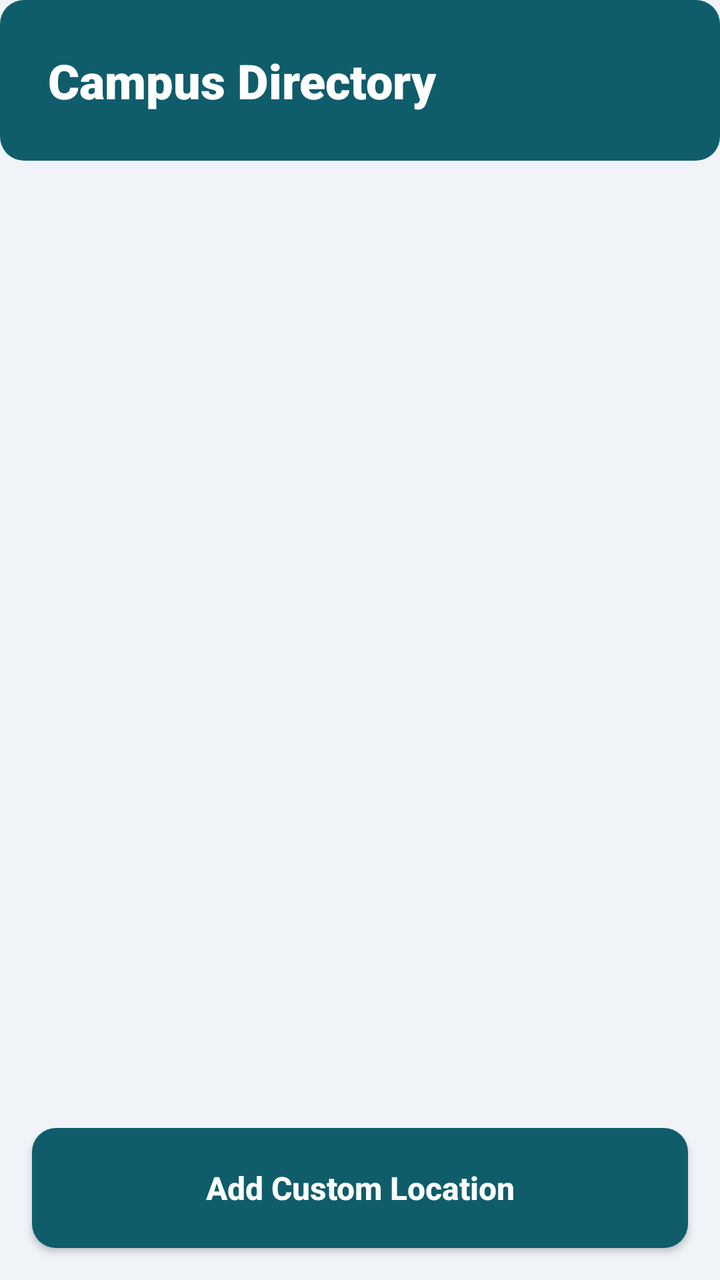
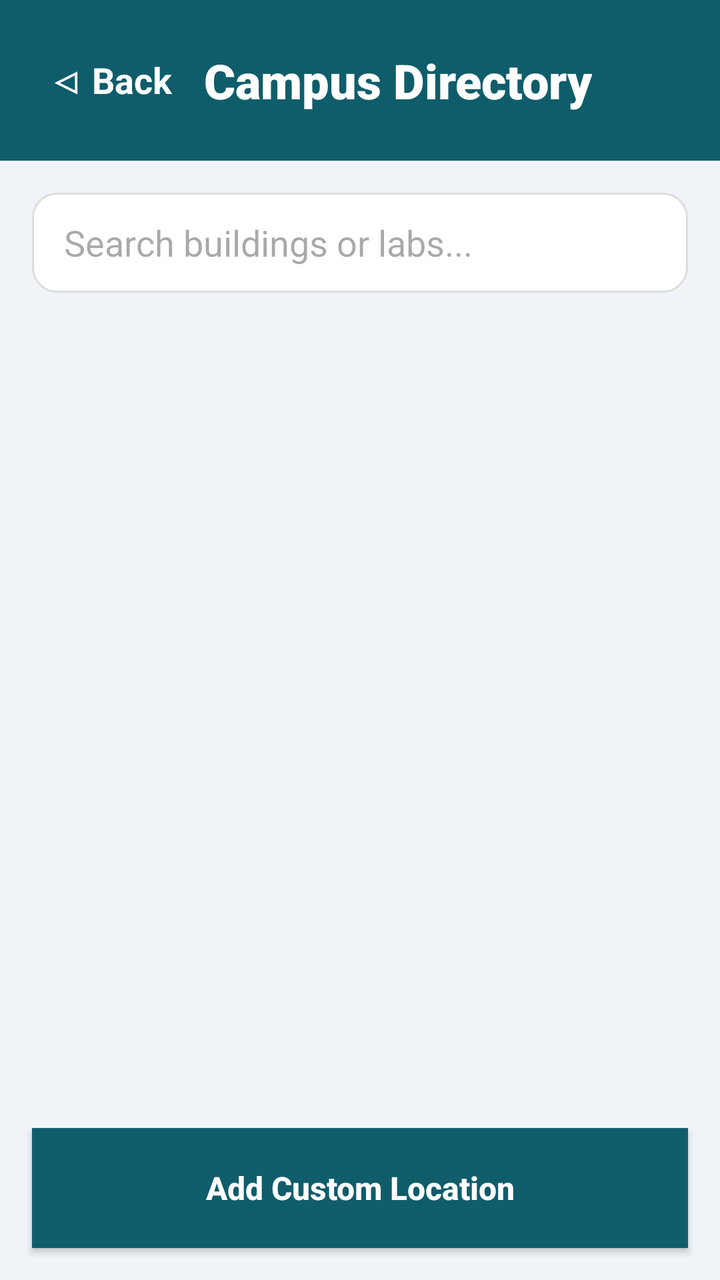

The first picture is an Android layout as it rendered before a commit; the second is the same layout after the commit. The layout source and the unified diff follow.
<!-- AndroidManifest.xml: application theme Theme.TeknoKumpas -->
<!-- res/layout/activity_directory.xml -->
<?xml version="1.0" encoding="utf-8"?>
<RelativeLayout xmlns:android="http://schemas.android.com/apk/res/android"
    android:layout_width="match_parent"
    android:layout_height="match_parent"
    android:background="#F0F4F8">

    <LinearLayout
        android:id="@+id/llHeader"
        android:layout_width="match_parent"
        android:layout_height="wrap_content"
        android:background="@drawable/bg_solid_button"
        android:padding="24dp"
        android:orientation="vertical">
        <TextView
            android:layout_width="wrap_content"
            android:layout_height="wrap_content"
            android:text="Campus Directory"
            android:textColor="#FFFFFF"
            android:textSize="24sp"
            android:fontFamily="sans-serif-black" />
    </LinearLayout>

    <ListView
        android:id="@+id/lvDirectory"
        android:layout_width="match_parent"
        android:layout_height="match_parent"
        android:layout_below="@id/llHeader"
        android:layout_above="@id/btnAdd"
        android:divider="@android:color/transparent"
        android:dividerHeight="8dp"
        android:padding="16dp"
        android:clipToPadding="false"/>

    <androidx.appcompat.widget.AppCompatButton
        android:id="@+id/btnAdd"
        android:layout_width="match_parent"
        android:layout_height="60dp"
        android:layout_alignParentBottom="true"
        android:layout_margin="16dp"
        android:background="@drawable/bg_solid_button"
        android:text="Add Custom Location"
        android:textAllCaps="false"
        android:textColor="@android:color/white"
        android:textSize="16sp"
        android:textStyle="bold"
        android:elevation="4dp"/>
</RelativeLayout>
<!-- resources referenced by this layout -->
<resources>
  <!-- drawable bg_solid_button (drawable) -->
  <shape xmlns:android="http://schemas.android.com/apk/res/android">
      <solid android:color="#0F5D6B" /> <corners android:radius="12dp" />
  </shape>
  <style name="Theme.TeknoKumpas" parent="Base.Theme.TeknoKumpas" />
  <style name="Base.Theme.TeknoKumpas" parent="Theme.Material3.DayNight.NoActionBar">
          
          
      </style>
</resources>

<!-- the commit's change to res/layout/activity_directory.xml (unified diff, before → after) -->
@@ -10,7 +10,19 @@
         android:layout_height="wrap_content"
         android:background="@drawable/bg_solid_button"
         android:padding="24dp"
-        android:orientation="vertical">
+        android:orientation="horizontal"
+        android:gravity="center_vertical">
+
+        <TextView
+            android:id="@+id/btnBackDirectory"
+            android:layout_width="wrap_content"
+            android:layout_height="wrap_content"
+            android:text="◁ Back"
+            android:textColor="#FFFFFF"
+            android:textSize="18sp"
+            android:textStyle="bold"
+            android:layout_marginEnd="16dp"/>
+
         <TextView
             android:layout_width="wrap_content"
             android:layout_height="wrap_content"
@@ -20,11 +32,35 @@
             android:fontFamily="sans-serif-black" />
     </LinearLayout>
 
+    <EditText
+        android:id="@+id/etSearch"
+        android:layout_width="match_parent"
+        android:layout_height="50dp"
+        android:layout_below="@id/llHeader"
+        android:layout_margin="16dp"
+        android:background="@drawable/bg_input_field"
+        android:hint="Search buildings or labs..."
+        android:paddingStart="16dp"
+        android:paddingEnd="16dp"
+        android:textColor="#102A43"
+        android:maxLines="1"
+        android:inputType="text"/>
+
+    <TextView
+        android:id="@+id/tvEmptyState"
+        android:layout_width="wrap_content"
+        android:layout_height="wrap_content"
+        android:layout_centerInParent="true"
+        android:text="No locations found."
+        android:textColor="#627D98"
+        android:textSize="18sp"
+        android:visibility="gone"/>
+
     <ListView
         android:id="@+id/lvDirectory"
         android:layout_width="match_parent"
         android:layout_height="match_parent"
-        android:layout_below="@id/llHeader"
+        android:layout_below="@id/etSearch"
         android:layout_above="@id/btnAdd"
         android:divider="@android:color/transparent"
         android:dividerHeight="8dp"
<!-- resource entries referenced after the edit -->
@@ -1,8 +1,14 @@
 <!-- resources referenced by this layout -->
 <resources>
+  <!-- drawable bg_input_field (drawable) -->
+  <shape xmlns:android="http://schemas.android.com/apk/res/android">
+      <solid android:color="#FFFFFF" />
+      <corners android:radius="12dp" />
+      <stroke android:width="1dp" android:color="#DDDDDD" />
+  </shape>
   <!-- drawable bg_solid_button (drawable) -->
   <shape xmlns:android="http://schemas.android.com/apk/res/android">
-      <solid android:color="#0F5D6B" /> <corners android:radius="12dp" />
+      <solid android:color="#0F5D6B" />
   </shape>
   <style name="Theme.TeknoKumpas" parent="Base.Theme.TeknoKumpas" />
   <style name="Base.Theme.TeknoKumpas" parent="Theme.Material3.DayNight.NoActionBar">
